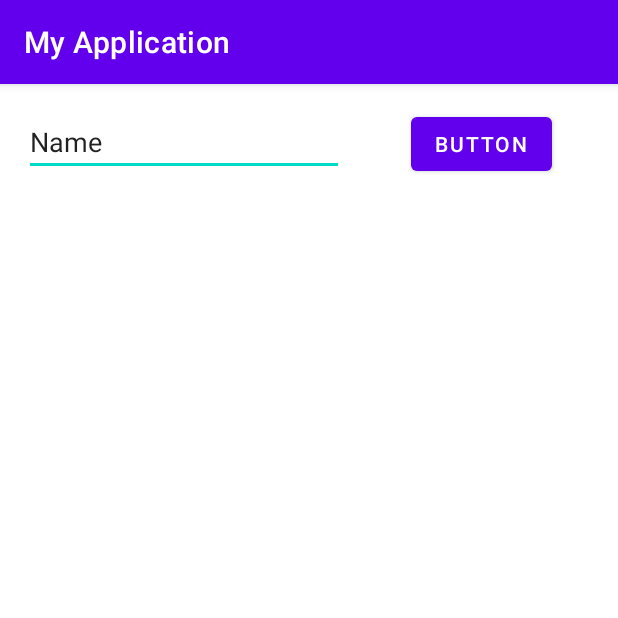
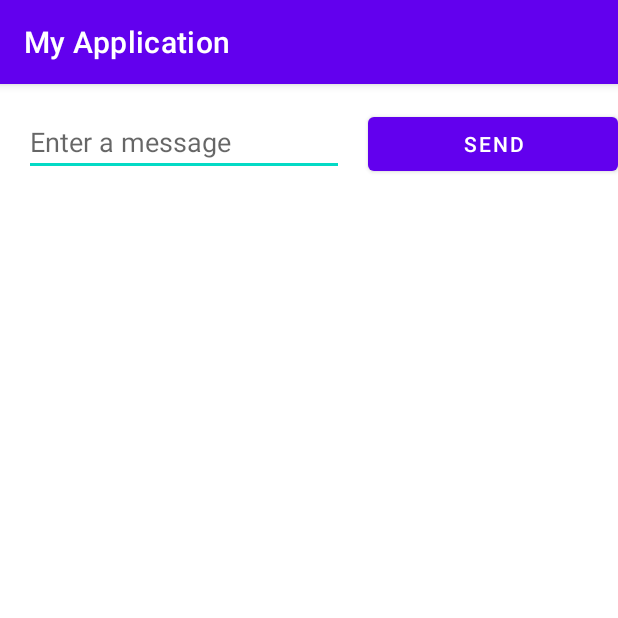
Before and after one commit to ClintStaley/Mobile, an Android app: the screen it shows after launch (MainActivity), on a phone screen of 412 x 824 dp, the top half of it. Run offline under Robolectric (Android 15) with nearby library versions, the phone set to English and light mode, and no system bars.

Commit message:
sample app work; ;

```diff
--- a/SampleApp/app/src/main/java/com/cstaley/android/SampleApp/MainActivity.kt
+++ b/SampleApp/app/src/main/java/com/cstaley/android/SampleApp/MainActivity.kt
@@ -8,4 +8,8 @@ class MainActivity : AppCompatActivity() {
         super.onCreate(savedInstanceState)
         setContentView(R.layout.activity_main)
     }
+
+    fun sendMessage(view: View) {
+        // Respond to button
+    }
 }
--- a/SampleApp/app/src/main/res/layout/activity_main.xml
+++ b/SampleApp/app/src/main/res/layout/activity_main.xml
@@ -13,19 +13,21 @@
         android:layout_marginStart="16dp"
         android:layout_marginTop="16dp"
         android:ems="10"
+        android:hint="@string/message_hint"
         android:inputType="textPersonName"
-        android:text="Name"
+        app:layout_constraintEnd_toStartOf="@+id/button"
+        app:layout_constraintHorizontal_bias="0.5"
         app:layout_constraintStart_toStartOf="parent"
         app:layout_constraintTop_toTopOf="parent" />
 
     <Button
         android:id="@+id/button"
-        android:layout_width="wrap_content"
+        android:layout_width="0dp"
         android:layout_height="wrap_content"
         android:layout_marginStart="16dp"
-        android:layout_marginEnd="16dp"
-        android:text="Button"
+        android:text="@string/button_label"
         app:layout_constraintBaseline_toBaselineOf="@+id/editTextTextPersonName"
         app:layout_constraintEnd_toEndOf="parent"
+        app:layout_constraintHorizontal_bias="0.5"
         app:layout_constraintStart_toEndOf="@+id/editTextTextPersonName" />
 </androidx.constraintlayout.widget.ConstraintLayout>
--- a/SampleApp/app/src/main/res/values/strings.xml
+++ b/SampleApp/app/src/main/res/values/strings.xml
@@ -1,3 +1,5 @@
 <resources>
     <string name="app_name">My Application</string>
+    <string name="message_hint">Enter a message</string>
+    <string name="button_label">Send</string>
 </resources>
```
